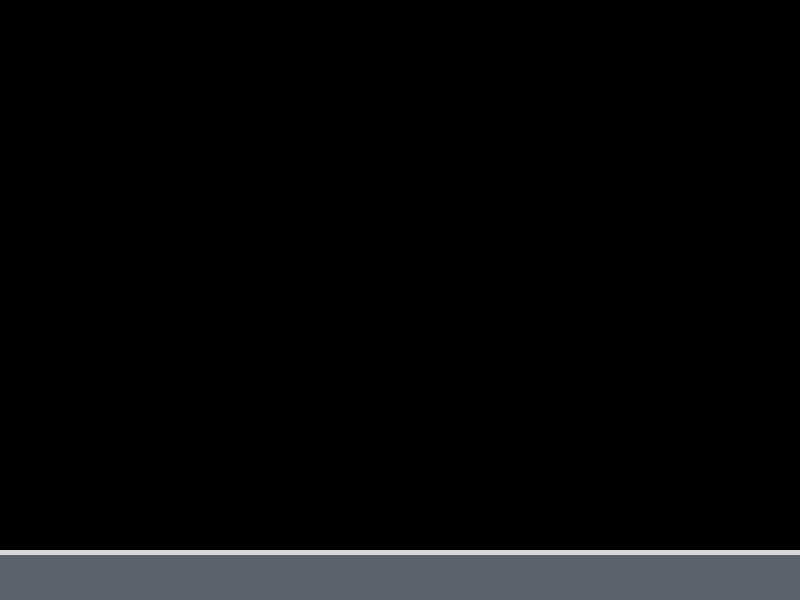
First picture: the form in common/mainwindow.ui, repository iSpaxer/Spaxer, before the edit.
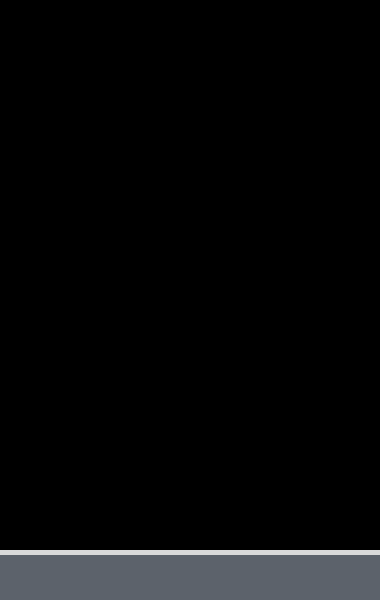
Second picture: the form after the edit. Icons and pictures are not drawn.

Patch:
```diff
--- a/common/mainwindow.ui
+++ b/common/mainwindow.ui
@@ -6,7 +6,7 @@
    <rect>
     <x>0</x>
     <y>0</y>
-    <width>800</width>
+    <width>380</width>
     <height>600</height>
    </rect>
   </property>
@@ -22,8 +22,8 @@
   <widget class="QWidget" name="centralwidget">
    <property name="minimumSize">
     <size>
-     <width>800</width>
-     <height>600</height>
+     <width>380</width>
+     <height>0</height>
     </size>
    </property>
    <property name="styleSheet">
```
